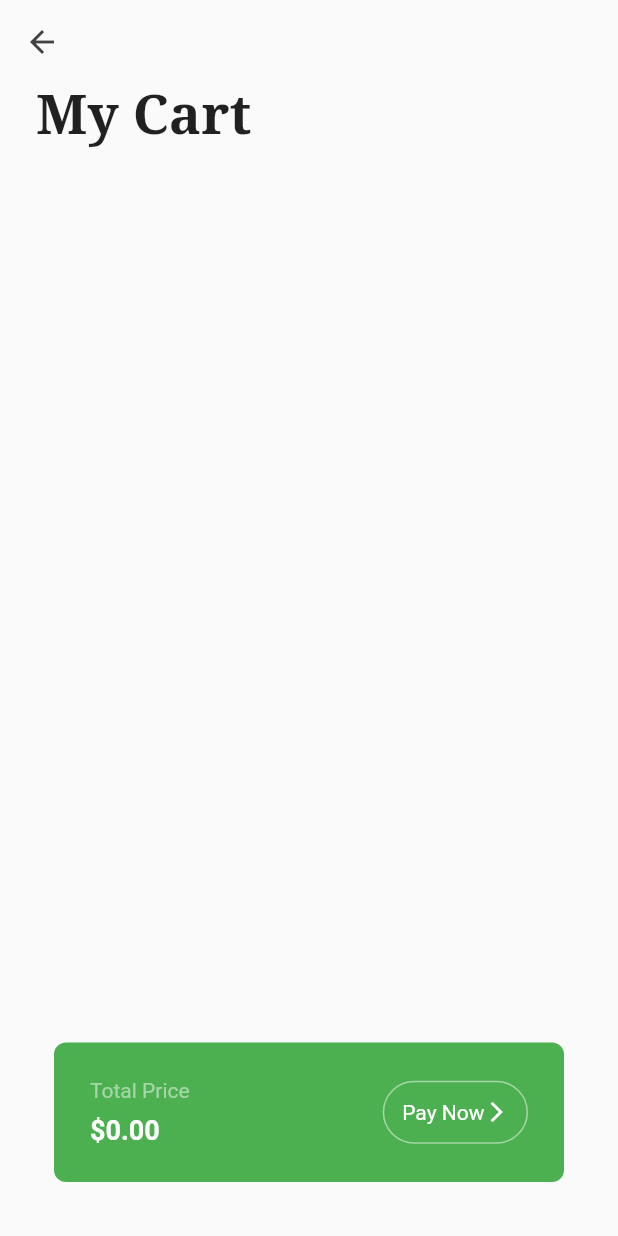
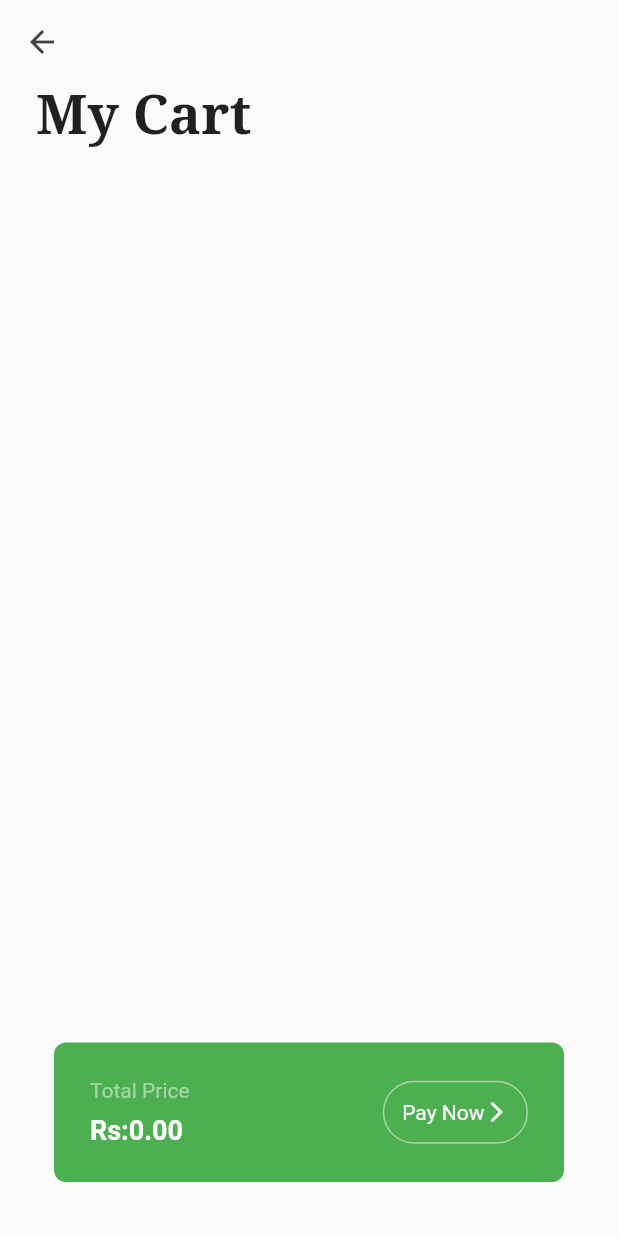
Before and after one commit to suriyarichard/farmfield, a Flutter app: the Ecommer screen opened by its route, after a tap on the "shopping bag" icon, on a phone screen of 412 x 824 dp. Run offline on Flutter 3.47's test engine with Material 2 defaults, Android fonts, the light colour scheme and no system bars; our stand-ins replace cloud_firestore, country_picker, firebase_auth, firebase_core, firebase_messaging, firebase_storage and 7 more; missing offline and left inert: d_chart; accounts and stored records are empty.

Commit message:
$ to Rs:

```diff
--- a/lib/e-commers/components/grocery_item_tile.dart
+++ b/lib/e-commers/components/grocery_item_tile.dart
@@ -52,7 +52,7 @@ class GroceryItemTile extends StatelessWidget {
               onPressed: onPressed,
               color: color,
               child: Text(
-                '\$' + itemPrice,
+                '\Rs:' + itemPrice,
                 style: TextStyle(
                   color: Colors.white,
                   fontWeight: FontWeight.bold,
--- a/lib/e-commers/pages/cart_page.dart
+++ b/lib/e-commers/pages/cart_page.dart
@@ -58,7 +58,7 @@ class CartPage extends StatelessWidget {
                               style: const TextStyle(fontSize: 18),
                             ),
                             subtitle: Text(
-                              '\$' + value.cartItems[index][1],
+                              '\Rs:' + value.cartItems[index][1],
                               style: const TextStyle(fontSize: 12),
                             ),
                             trailing: IconButton(
@@ -99,7 +99,7 @@ class CartPage extends StatelessWidget {
                           const SizedBox(height: 8),
                           // total price
                           Text(
-                            '\$${value.calculateTotal()}',
+                            '\Rs:${value.calculateTotal()}',
                             style: const TextStyle(
                               fontSize: 18,
                               fontWeight: FontWeight.bold,
```
